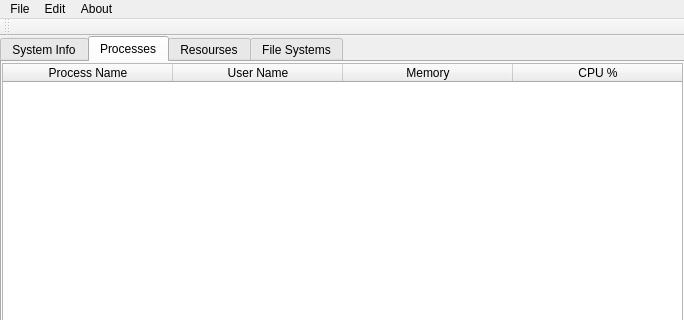
This is mainwindow.ui in marina-bard/system-monitor as Qt 5 draws it before an edit; both pictures show x 0 to 684 and y 0 to 320 of the 684 by 517 pixel window. The edited form follows.
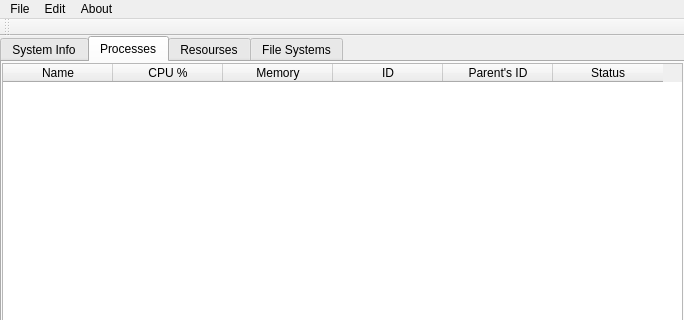
This is the edited form. The open tabs and pages were chosen to show the change.

Commit message: process info (without cpu percent)

```diff
--- a/mainwindow.ui
+++ b/mainwindow.ui
@@ -353,21 +353,11 @@
        <bool>true</bool>
       </property>
       <attribute name="horizontalHeaderDefaultSectionSize">
-       <number>170</number>
+       <number>110</number>
       </attribute>
       <column>
        <property name="text">
-        <string>Process Name</string>
-       </property>
-      </column>
-      <column>
-       <property name="text">
-        <string>User Name</string>
-       </property>
-      </column>
-      <column>
-       <property name="text">
-        <string>Memory</string>
+        <string>Name</string>
        </property>
       </column>
       <column>
@@ -375,6 +365,26 @@
         <string>CPU %</string>
        </property>
       </column>
+      <column>
+       <property name="text">
+        <string>Memory</string>
+       </property>
+      </column>
+      <column>
+       <property name="text">
+        <string>ID</string>
+       </property>
+      </column>
+      <column>
+       <property name="text">
+        <string>Parent's ID</string>
+       </property>
+      </column>
+      <column>
+       <property name="text">
+        <string>Status</string>
+       </property>
+      </column>
      </widget>
     </widget>
     <widget class="QWidget" name="tabResourses">
```
Left out of the diff: 6 changed lines with no effect on the pictures. The commit also changes 10 other files.
